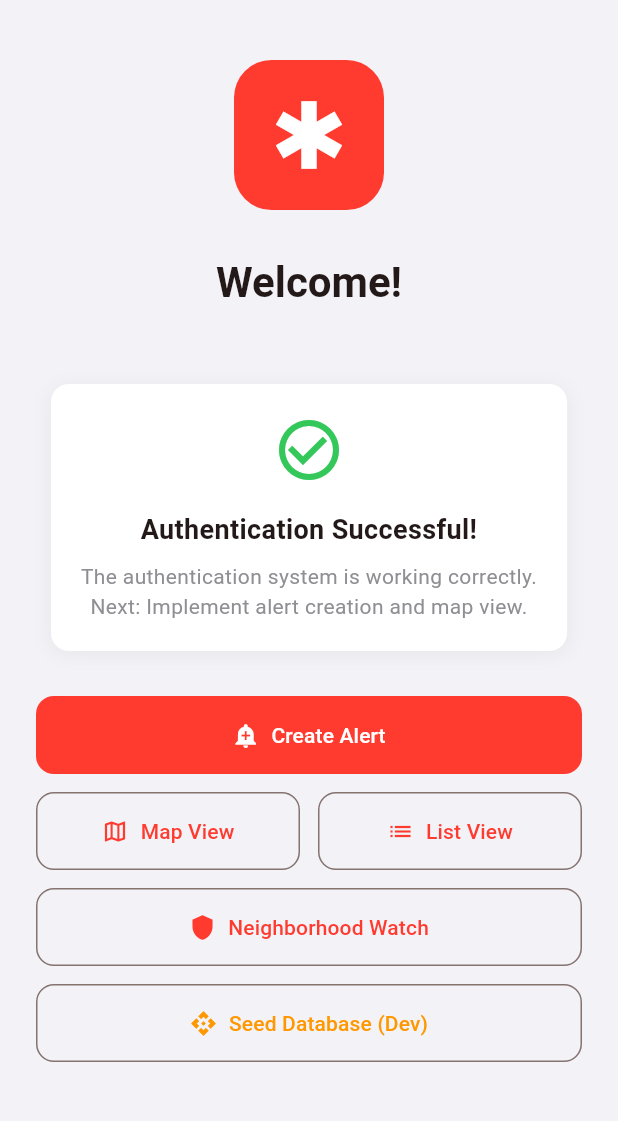
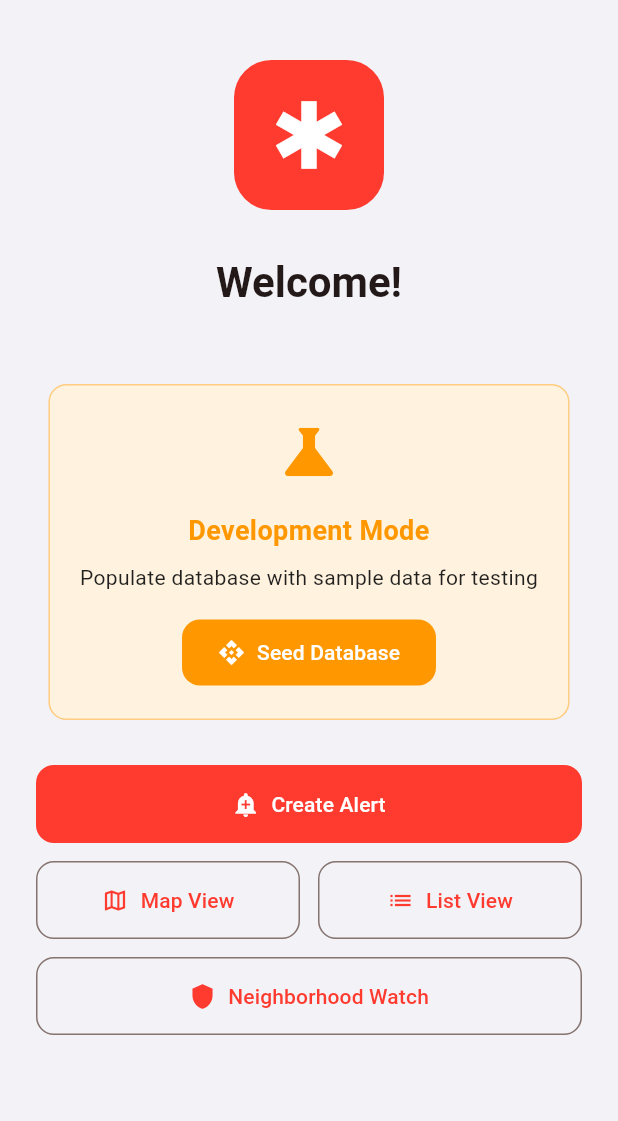
Before and after one commit to ngantchou/security, a Flutter app: the HomePage screen opened by its route, on a phone screen of 412 x 824 dp, the part 84-1205 px from its top. Run offline on Flutter 3.47's test engine with Material 3 defaults, Android fonts, the phone set to English and light mode, and no system bars; our stand-ins replace audioplayers, cloud_firestore, connectivity_plus, dartz, equatable, firebase_auth and 14 more; missing offline and left inert: geoflutterfire_plus, record; accounts and stored records are empty.

Commit message:
refactor: Replace authentication card with prominent seed button
- Remove authentication success card
- Add prominent "Development Mode" card with seed button
- Move seed button to main area for better visibility
- Remove duplicate seed button from bottom
- Use orange theme to indicate dev-only feature

🤖 Generated with [Claude Code](https://claude.com/claude-code)

Co-Authored-By: Claude <noreply@anthropic.com>

```diff
--- a/lib/features/home/presentation/pages/home_page.dart
+++ b/lib/features/home/presentation/pages/home_page.dart
@@ -146,49 +146,54 @@ class HomePage extends StatelessWidget {
                 ],
                 const SizedBox(height: 40),
 
-                // Status Card
+                // Seed Database Card (Dev Only)
                 Container(
                   margin: const EdgeInsets.symmetric(horizontal: 24),
                   padding: const EdgeInsets.all(20),
                   decoration: BoxDecoration(
-                    color: AppTheme.cardColor,
+                    color: Colors.orange.shade50,
                     borderRadius: BorderRadius.circular(12),
-                    boxShadow: [
-                      BoxShadow(
-                        color: Colors.black.withOpacity(0.05),
-                        blurRadius: 10,
-                        offset: const Offset(0, 2),
-                      ),
-                    ],
+                    border: Border.all(color: Colors.orange.shade200),
                   ),
                   child: Column(
                     children: [
                       const Icon(
-                        Icons.check_circle_outline,
-                        color: AppTheme.accentColor,
+                        Icons.science,
+                        color: Colors.orange,
                         size: 48,
                       ),
                       const SizedBox(height: 16),
-                      Text(
-                        isGuest
-                            ? 'Visitor Mode Active'
-                            : 'Authentication Successful!',
-                        style: const TextStyle(
+                      const Text(
+                        'Development Mode',
+                        style: TextStyle(
                           fontSize: 18,
                           fontWeight: FontWeight.bold,
+                          color: Colors.orange,
                         ),
                         textAlign: TextAlign.center,
                       ),
                       const SizedBox(height: 8),
-                      Text(
-                        isGuest
-                            ? 'You can view alerts but cannot create them.\nSign in to unlock all features.'
-                            : 'The authentication system is working correctly.\nNext: Implement alert creation and map view.',
-                        style: const TextStyle(
-                          color: AppTheme.textSecondaryColor,
+                      const Text(
+                        'Populate database with sample data for testing',
+                        style: TextStyle(
+                          color: Colors.black87,
                           fontSize: 14,
                         ),
                         textAlign: TextAlign.center,
+                      ),
+                      const SizedBox(height: 16),
+                      ElevatedButton.icon(
+                        onPressed: () => _showSeedDataDialog(context),
+                        icon: const Icon(Icons.api),
+                        label: const Text('Seed Database'),
+                        style: ElevatedButton.styleFrom(
+                          backgroundColor: Colors.orange,
+                          foregroundColor: Colors.white,
+                          padding: const EdgeInsets.symmetric(
+                            horizontal: 24,
+                            vertical: 12,
+                          ),
+                        ),
                       ),
                     ],
                   ),
@@ -295,16 +300,6 @@ class HomePage extends StatelessWidget {
                           padding: const EdgeInsets.symmetric(vertical: 16),
                         ),
                       ),
-                      const SizedBox(height: 12),
-                      OutlinedButton.icon(
-                        onPressed: () => _showSeedDataDialog(context),
-                        icon: const Icon(Icons.api),
-                        label: const Text('Seed Database (Dev)'),
-                        style: OutlinedButton.styleFrom(
-                          foregroundColor: Colors.orange,
-                          padding: const EdgeInsets.symmetric(vertical: 16),
-                        ),
-                      ),
                     ],
                   ),
                 ),
```
